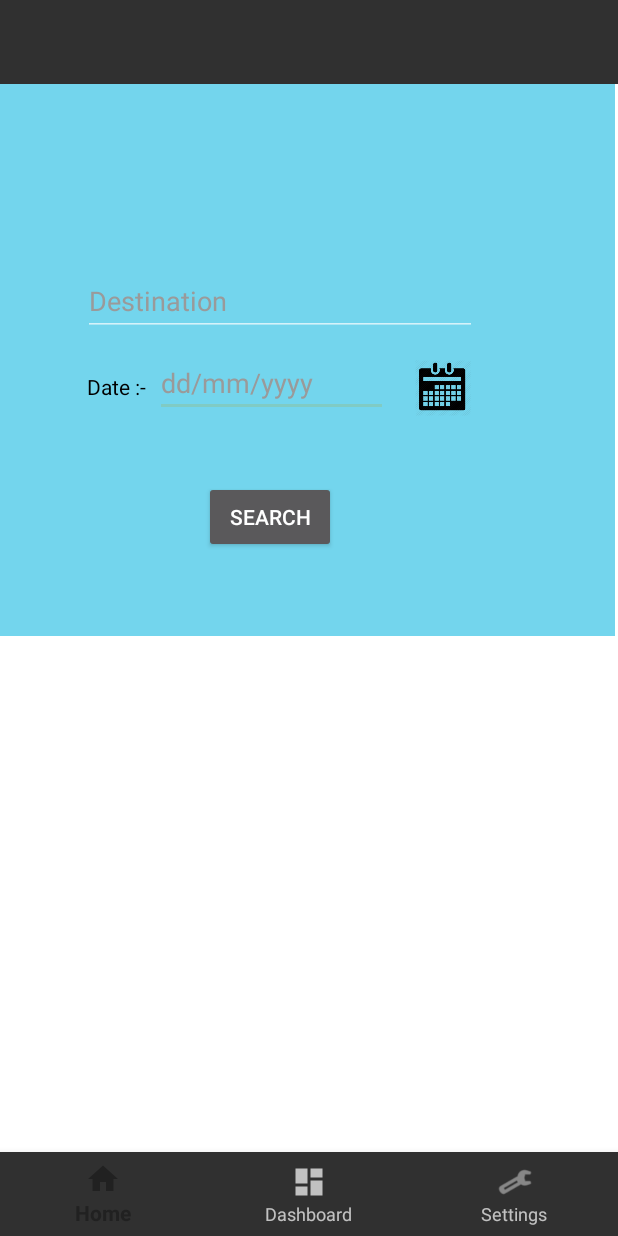
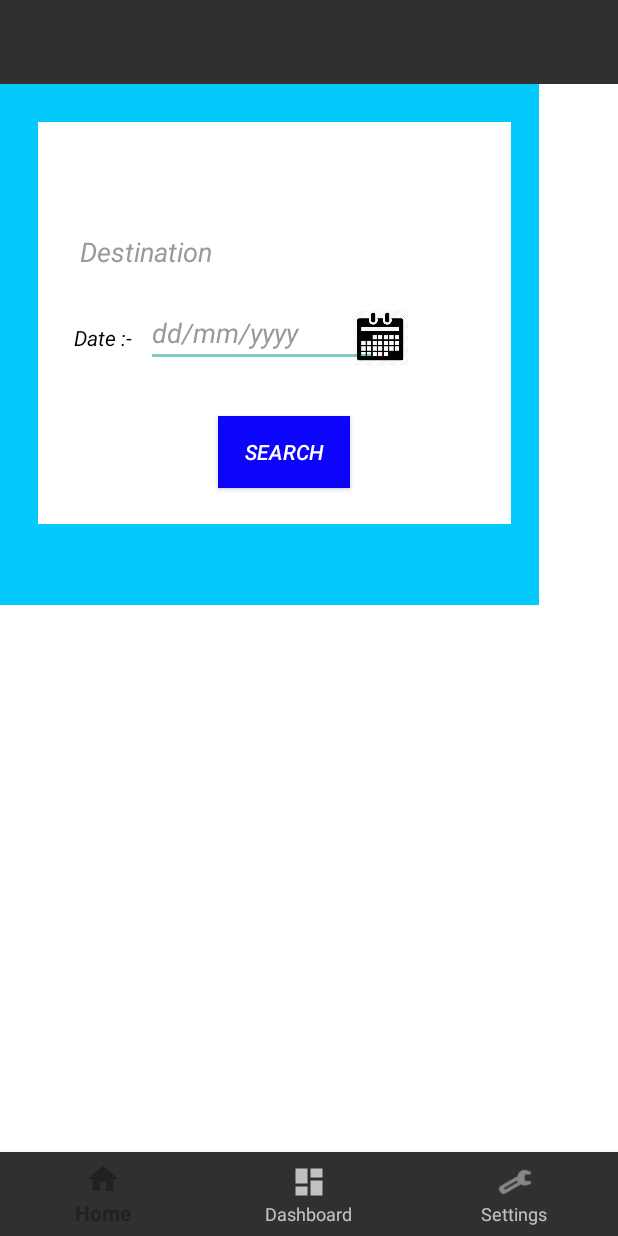
Before and after one commit to Sarathchandra-yr/RTA, an Android app: the HomeFragment screen opened directly, with no data from a screen before it, on a phone screen of 412 x 824 dp. Run offline under Robolectric (Android 15) with nearby library versions, the phone set to English and light mode, and no system bars; our stand-ins replace navigation-ui.

Commit message:
relative to linear layout

```diff
--- a/app/src/main/res/layout/fragment_home.xml
+++ b/app/src/main/res/layout/fragment_home.xml
@@ -9,14 +9,29 @@
     android:background="@color/white">
 
 
-    <RelativeLayout
+    <LinearLayout
         android:id="@+id/linearLayout"
-        android:layout_width="410dp"
-        android:layout_height="368dp"
-        android:background="#73D5ED"
+        android:layout_width="359dp"
+        android:layout_height="347dp"
+        android:background="#03CAFB"
         android:orientation="vertical"
         app:layout_constraintEnd_toEndOf="parent"
         app:layout_constraintHorizontal_bias="0.0"
+        app:layout_constraintStart_toStartOf="parent"
+        app:layout_constraintTop_toTopOf="parent">
+
+        <androidx.constraintlayout.widget.ConstraintLayout
+            android:layout_width="315dp"
+            android:layout_height="268dp"
+            android:layout_alignParentStart="true"
+            android:layout_alignParentEnd="true"
+            android:layout_alignParentBottom="true"
+            android:layout_margin="25dp"
+
+            android:background="@color/white"
+            app:layout_constraintBottom_toBottomOf="parent"
+            app:layout_constraintEnd_toEndOf="parent"
+            app:layout_constraintHorizontal_bias="0.609"
             app:layout_constraintStart_toStartOf="parent"
             app:layout_constraintTop_toTopOf="parent">
 
@@ -27,10 +42,14 @@
                 android:layout_alignParentStart="true"
                 android:layout_alignParentEnd="true"
                 android:layout_alignParentBottom="true"
-            android:layout_marginStart="136dp"
-            android:layout_marginEnd="186dp"
-            android:layout_marginBottom="55dp"
-            android:text="Search" />
+                android:layout_marginStart="120dp"
+                android:layout_marginBottom="24dp"
+                android:text="Search"
+
+                android:background="#0D05FB"
+                android:textStyle="italic"
+                app:layout_constraintBottom_toBottomOf="parent"
+                app:layout_constraintStart_toStartOf="parent" />
 
             <EditText
                 android:id="@+id/date"
@@ -38,12 +57,17 @@
                 android:layout_height="wrap_content"
                 android:layout_alignParentEnd="true"
                 android:layout_alignParentBottom="true"
-            android:layout_marginEnd="151dp"
-            android:layout_marginBottom="146dp"
+                android:layout_marginEnd="88dp"
                 android:ems="10"
                 android:hint="dd/mm/yyyy"
                 android:inputType="textPersonName"
-            android:textColorHint="#9A9A9A" />
+                android:textColor="@color/black"
+                android:textColorHint="#9A9A9A"
+                android:textStyle="italic"
+                app:layout_constraintBottom_toTopOf="@+id/button3"
+                app:layout_constraintEnd_toEndOf="parent"
+                app:layout_constraintTop_toBottomOf="@+id/editTextTextPersonName5"
+                app:layout_constraintVertical_bias="0.195" />
 
             <EditText
                 android:id="@+id/editTextTextPersonName5"
@@ -55,14 +79,17 @@
                 android:layout_alignParentTop="true"
                 android:layout_alignParentEnd="true"
                 android:layout_alignParentBottom="true"
-            android:layout_marginStart="55dp"
-            android:layout_marginTop="122dp"
-            android:layout_marginEnd="92dp"
-            android:layout_marginBottom="200dp"
+                android:layout_marginTop="64dp"
                 android:ems="20"
                 android:hint="Destination"
+                android:textColor="@color/black"
+                android:textStyle="italic"
                 android:inputType="textPersonName"
-            android:textColorHint="#9A9A9A" />
+                android:textColorHint="#9A9A9A"
+                app:layout_constraintEnd_toEndOf="parent"
+                app:layout_constraintHorizontal_bias="0.461"
+                app:layout_constraintStart_toStartOf="parent"
+                app:layout_constraintTop_toTopOf="parent" />
 
             <ImageView
                 android:id="@+id/ic"
@@ -70,9 +97,11 @@
                 android:layout_height="52dp"
                 android:layout_alignParentEnd="true"
                 android:layout_alignParentBottom="true"
-            android:layout_marginEnd="96dp"
-            android:layout_marginBottom="139dp"
-            android:src="@drawable/calender" />
+                android:layout_marginTop="8dp"
+                android:layout_marginEnd="68dp"
+                android:src="@drawable/calender"
+                app:layout_constraintEnd_toEndOf="parent"
+                app:layout_constraintTop_toBottomOf="@+id/editTextTextPersonName5" />
 
             <TextView
                 android:id="@+id/textView3"
@@ -81,12 +110,15 @@
                 android:layout_alignBottom="@+id/editTextTextPersonName5"
                 android:layout_alignParentStart="true"
                 android:layout_alignParentEnd="true"
-            android:layout_marginStart="58dp"
-            android:layout_marginEnd="298dp"
-            android:layout_marginBottom="-43dp"
+                android:layout_marginStart="24dp"
+                android:layout_marginTop="24dp"
                 android:text="Date :-"
-            android:textColor="@color/black" />
-
-    </RelativeLayout>
+                android:textColor="@color/black"
+                android:textStyle="italic"
+                app:layout_constraintStart_toStartOf="parent"
+                app:layout_constraintTop_toBottomOf="@+id/editTextTextPersonName5" />
 
         </androidx.constraintlayout.widget.ConstraintLayout>
+    </LinearLayout>
+
+</androidx.constraintlayout.widget.ConstraintLayout>
```
Lines whose indentation alone changed are shown as unchanged.
